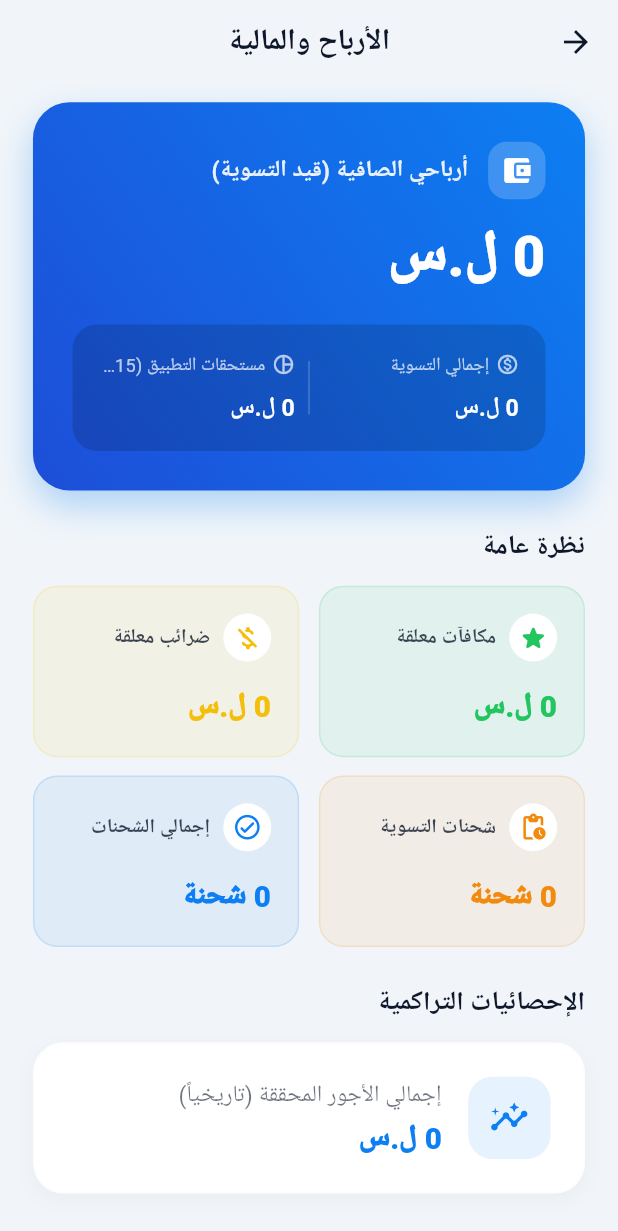
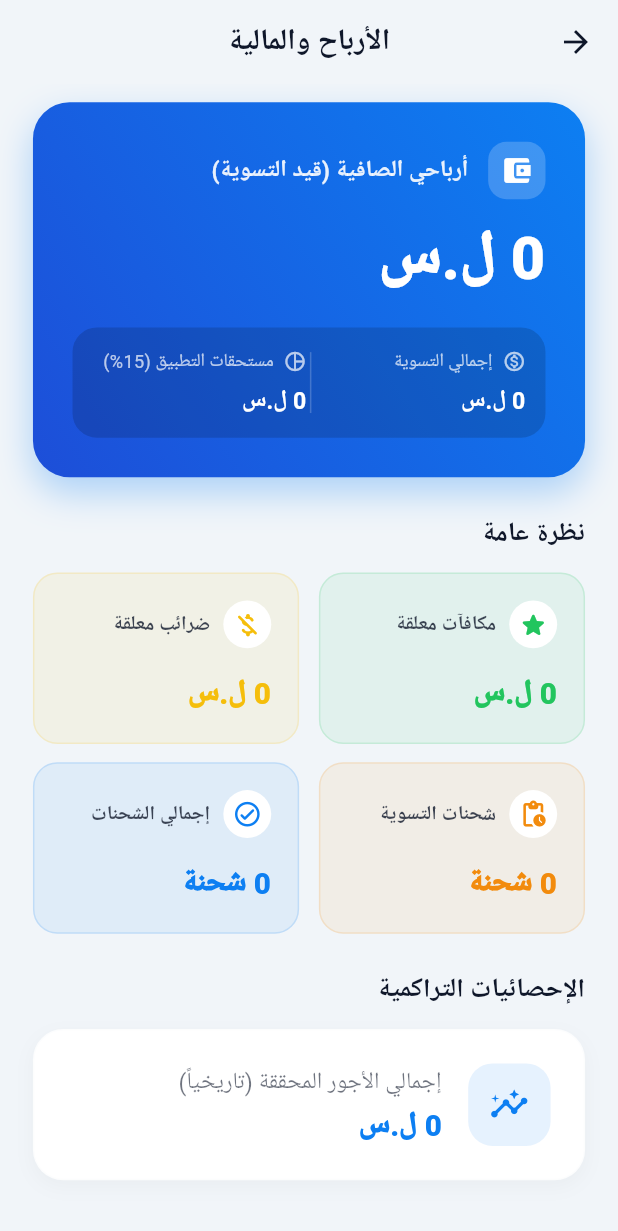
Before and after one commit to kareen-52/TransNet, a Flutter app: the DriverEarningsScreen screen opened directly with empty values, on a phone screen of 412 x 824 dp. Shown: the top 1231 px of the screen. Run offline on Flutter 3.47's test engine with Material 3 defaults, Android fonts, the phone set to English and light mode, and no system bars; our stand-ins replace connectivity_plus, curved_labeled_navigation_bar, device_preview, dio, firebase_core, firebase_messaging and 20 more; missing offline and left inert: mobile_scanner; accounts and stored records are empty; generated files the repository leaves out were written again; Roboto replaces fonts that are missing (Cairo).

Commit message:
edit (2) ui profile driver

```diff
--- a/lib/features/driver/profile/ui/widgets/statistics/current_settlement_hero_card.dart
+++ b/lib/features/driver/profile/ui/widgets/statistics/current_settlement_hero_card.dart
@@ -3,7 +3,7 @@ import 'package:flutter_screenutil/flutter_screenutil.dart';
 import 'package:graduation_progect/core/helpers/spacing.dart';
 import 'package:graduation_progect/core/theming/app_colors.dart';
 import 'package:graduation_progect/features/driver/profile/data/models/driver_statistics_model.dart';
-import 'package:graduation_progect/features/driver/profile/ui/widgets/statistics/formatters.dart';
+import 'package:graduation_progect/features/driver/profile/ui/widgets/statistics/formatters.dart'; // ملف التنسيق (مرفق بالأسفل)
 
 class CurrentSettlementHeroCard extends StatelessWidget {
   final DriverStatisticsModel stats;
@@ -51,16 +51,12 @@ class CurrentSettlementHeroCard extends StatelessWidget {
                 ),
               ),
               horizontalSpace(12),
-              Expanded(
-                child: Text(
+              Text(
                 'أرباحي الصافية (قيد التسوية)',
                 style: TextStyle(
                   color: Colors.white.withOpacity(0.9),
                   fontSize: 14.sp,
                   fontWeight: FontWeight.w600,
-                  ),
-                  maxLines: 1,
-                  overflow: TextOverflow.ellipsis,
                 ),
               ),
             ],
@@ -70,16 +66,14 @@ class CurrentSettlementHeroCard extends StatelessWidget {
             '${Formatters.formatNumber(stats.myEarnings)} ل.س',
             style: TextStyle(
               color: Colors.white,
-              fontSize: 34.sp, // تم تصغيره درجة بسيطة ليتناسب مع كل الشاشات
+              fontSize: 36.sp,
               fontWeight: FontWeight.w900,
               height: 1.1,
             ),
-            maxLines: 1,
-            overflow: TextOverflow.ellipsis,
           ),
           verticalSpace(24),
           Container(
-            padding: EdgeInsets.all(16.w),
+            padding: EdgeInsets.all(12.w),
             decoration: BoxDecoration(
               color: Colors.black.withOpacity(0.15),
               borderRadius: BorderRadius.circular(16.r),
@@ -92,13 +86,12 @@ class CurrentSettlementHeroCard extends StatelessWidget {
                   stats.unpaidAmount,
                   Icons.monetization_on_outlined,
                 ),
-                // تم استبدال Divider بـ Container كفاصل عمودي
                 Container(
-                  width: 1.w,
-                  height: 35.h,
-                  margin: EdgeInsets.symmetric(horizontal: 8.w),
+                  width: 1,
+                  height: 40.h,
                   color: Colors.white.withOpacity(0.2),
                 ),
+                horizontalSpace(2),
                 _buildSubStat(
                   'مستحقات التطبيق (15%)',
                   stats.amountToPay,
@@ -120,21 +113,17 @@ class CurrentSettlementHeroCard extends StatelessWidget {
           Row(
             children: [
               Icon(icon, color: Colors.white.withOpacity(0.7), size: 14.sp),
-              horizontalSpace(4),
-              Expanded(
-                child: Text(
+              horizontalSpace(6),
+              Text(
                 title,
                 style: TextStyle(
                   color: Colors.white.withOpacity(0.7),
                   fontSize: 11.sp,
                 ),
-                  maxLines: 1,
-                  overflow: TextOverflow.ellipsis,
-                ),
               ),
             ],
           ),
-          verticalSpace(6),
+          verticalSpace(4),
           Text(
             '${Formatters.formatNumber(amount)} ل.س',
             style: TextStyle(
@@ -142,8 +131,6 @@ class CurrentSettlementHeroCard extends StatelessWidget {
               fontSize: 14.sp,
               fontWeight: FontWeight.bold,
             ),
-            maxLines: 1,
-            overflow: TextOverflow.ellipsis,
           ),
         ],
       ),
```
Lines whose indentation alone changed are shown as unchanged.
